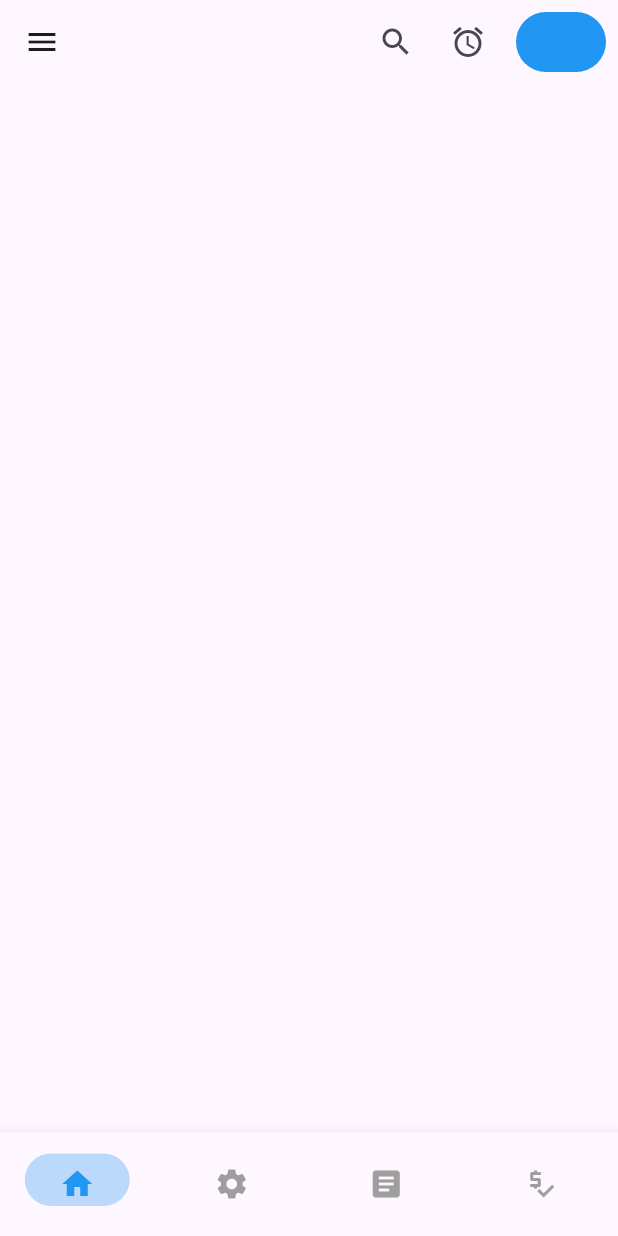
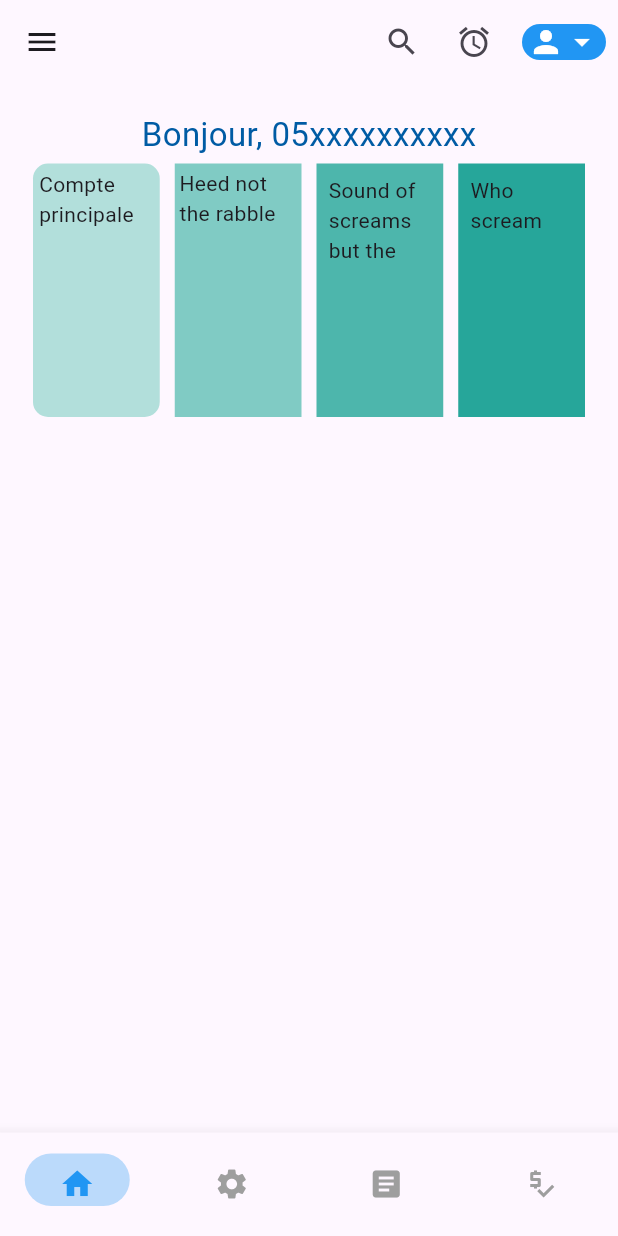
Before and after one commit to kkmarius/hackathonmoov, a Flutter app: the HomeScreen screen opened directly, on a phone screen of 412 x 824 dp. Run offline on Flutter 3.47's test engine with Material 3 defaults, Android fonts, the phone set to English and light mode, and no system bars; our stand-ins replace get, percent_indicator; missing offline and left inert: android_sms_retriever; Roboto replaces fonts that are missing (Montserrat).

Commit message:
first commit

```diff
--- a/lib/HomeMoov.dart
+++ b/lib/HomeMoov.dart
@@ -16,6 +16,63 @@ class _HomeMoovScreenState extends State<HomeMoovScreen> {
   @override
   Widget build(BuildContext context) {
     return Scaffold(
+      body: Padding(padding:
+      EdgeInsets.all(18),
+      child: SingleChildScrollView(
+      child: Column(
+        children: [
+          Container(
+            child: Text("Bonjour, 05xxxxxxxxxx", style: TextStyle(color: Color(0xFF005BA4),
+            fontSize: 22
+          ),),
+          ),
+          Container(
+             height: 500,
+            child: GridView.count(
+              primary: false,
+              padding: const EdgeInsets.all(4),
+              crossAxisSpacing: 10,
+              mainAxisSpacing: 10,
+              crossAxisCount: 4,
+               childAspectRatio: 0.5,
+              children: <Widget>[
+                Container(
+
+                  decoration: BoxDecoration(
+                    color: Colors.teal[100],
+                    borderRadius: BorderRadius.circular(10)
+                  ),
+                  padding: const EdgeInsets.all(4),
+
+                  child: Column(
+                    children: [
+                      Text("Compte principale")
+                    ],
+                  ),
+                ),
+                Container(
+                  padding: const EdgeInsets.all(3),
+                  color: Colors.teal[200],
+                  child: const Text('Heed not the rabble'),
+                ),
+                Container(
+                  padding: const EdgeInsets.all(8),
+                  color: Colors.teal[300],
+                  child: const Text('Sound of screams but the'),
+                ),
+                Container(
+                  padding: const EdgeInsets.all(8),
+                  color: Colors.teal[400],
+                  child: const Text('Who scream'),
+                ),
+
+              ],
+            ),
+          )
+        ],
+      ),
+      ),
+      ),
     );
   }
 }
--- a/lib/homeScreen.dart
+++ b/lib/homeScreen.dart
@@ -261,15 +261,21 @@ class _HomeScreenState extends State<HomeScreen> {
             IconButton(onPressed: (){}, icon: Icon(Icons.access_alarm)),
             Padding(
               padding: const EdgeInsets.all(8.0),
+
               child: Container(
-                width: 60,
-
-                decoration: BoxDecoration(
-                  color: Colors.blue,
-                  borderRadius: BorderRadius.circular(50)
-                ),
+               padding: EdgeInsets.symmetric(horizontal: 4),
+            decoration: BoxDecoration(
+              color: Colors.blue, // Set the background color to blue
+              borderRadius: BorderRadius.circular(50),
 
               ),
+               child: Row(
+              children: [
+                Icon(Icons.person, color: Colors.white), // Person icon
+                Icon(Icons.arrow_drop_down, color: Colors.white), // Dropdown icon
+              ],
+            ),
+            )
             )
 
           ],
```
